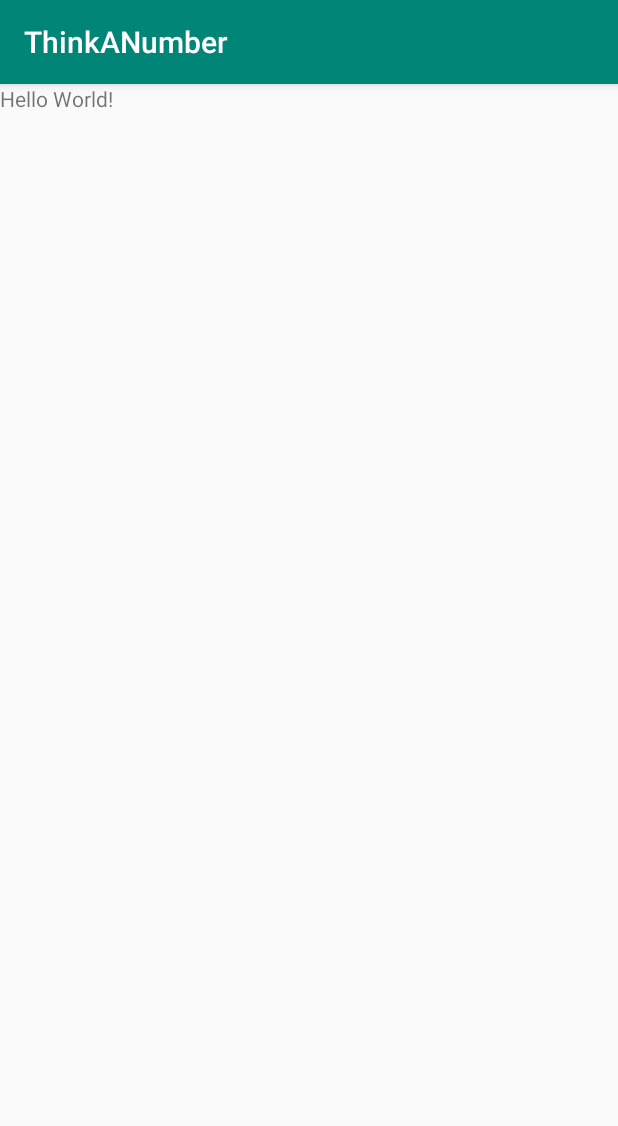
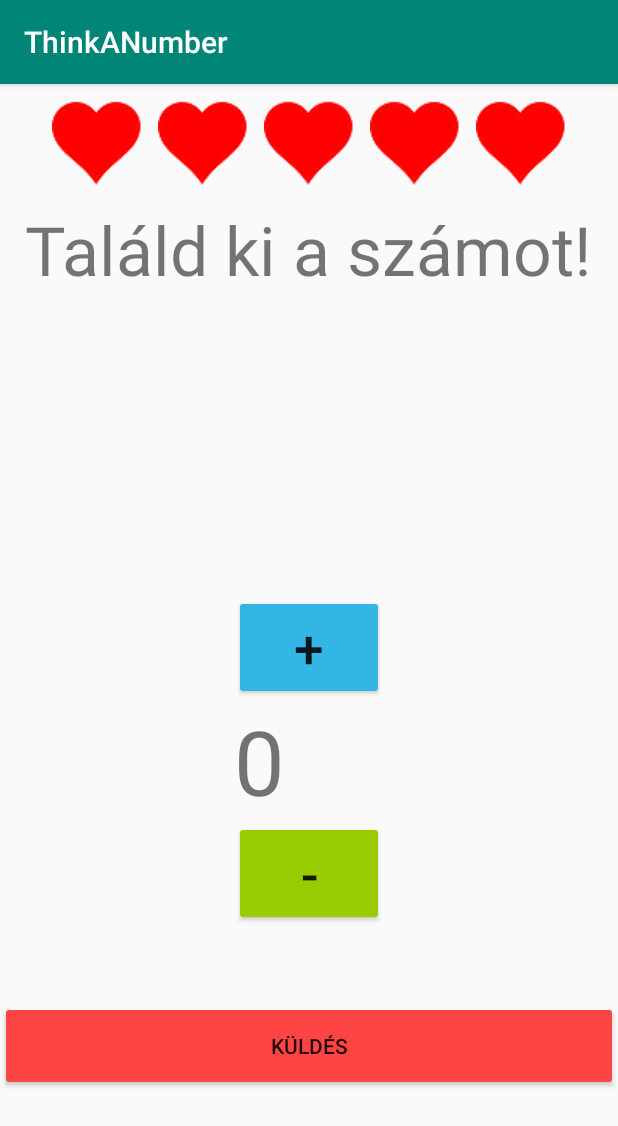
Before and after one commit to itzMetaa/10-24-ThinkANumber, an Android app: the screen it shows after launch (MainActivity), on a phone screen of 412 x 824 dp. Shown: the top 1126 px of the screen. Run offline under Robolectric (Android 15) with nearby library versions, the phone set to English and light mode, and no system bars.

Commit message:
Graphics Overhaul Update

```diff
--- a/app/src/main/res/layout/activity_main.xml
+++ b/app/src/main/res/layout/activity_main.xml
@@ -6,13 +6,113 @@
     android:layout_height="match_parent"
     tools:context=".MainActivity">
 
+    <LinearLayout
+        android:layout_width="wrap_content"
+        android:layout_height="wrap_content"
+        android:id="@+id/linLay1"
+        android:layout_centerHorizontal="true"
+        android:layout_marginTop="10dp"
+        >
+        <ImageView
+            android:layout_width="wrap_content"
+            android:layout_height="wrap_content"
+            android:background="@drawable/heart2"
+            android:id="@+id/heart1"
+            android:layout_marginLeft="5dp"
+            android:layout_marginRight="5dp"
+            />
+        <ImageView
+            android:layout_width="wrap_content"
+            android:layout_height="wrap_content"
+            android:background="@drawable/heart2"
+            android:id="@+id/heart2"
+            android:layout_marginLeft="5dp"
+            android:layout_marginRight="5dp"
+            />
+        <ImageView
+            android:layout_width="wrap_content"
+            android:layout_height="wrap_content"
+            android:background="@drawable/heart2"
+            android:id="@+id/heart3"
+            android:layout_marginLeft="5dp"
+            android:layout_marginRight="5dp"
+            />
+        <ImageView
+            android:layout_width="wrap_content"
+            android:layout_height="wrap_content"
+            android:background="@drawable/heart2"
+            android:id="@+id/heart4"
+            android:layout_marginLeft="5dp"
+            android:layout_marginRight="5dp"
+            />
+        <ImageView
+            android:layout_width="wrap_content"
+            android:layout_height="wrap_content"
+            android:background="@drawable/heart2"
+            android:id="@+id/heart5"
+            android:layout_marginLeft="5dp"
+            android:layout_marginRight="5dp"
+            />
+    </LinearLayout>
+
     <TextView
         android:layout_width="wrap_content"
         android:layout_height="wrap_content"
-        android:text="Hello World!"
-        app:layout_constraintBottom_toBottomOf="parent"
-        app:layout_constraintLeft_toLeftOf="parent"
-        app:layout_constraintRight_toRightOf="parent"
-        app:layout_constraintTop_toTopOf="parent" />
+        android:id="@+id/szoveg"
+        android:text="Találd ki a számot!"
+        android:textSize="45dp"
+        android:layout_below="@+id/linLay1"
+        android:layout_centerHorizontal="true"
+        android:layout_marginTop="10dp"
+        />
+
+    <LinearLayout
+        android:layout_width="wrap_content"
+        android:layout_height="wrap_content"
+        android:orientation="vertical"
+        android:layout_below="@+id/szoveg"
+        android:id="@+id/linLay2"
+        android:layout_centerHorizontal="true"
+        android:layout_marginTop="200dp"
+        >
+        <Button
+            android:layout_width="100dp"
+            android:layout_height="70dp"
+            android:textSize="35dp"
+            android:id="@+id/buttonPlus"
+            android:text="+"
+            android:backgroundTint="@android:color/holo_blue_light"
+            />
+        <TextView
+            android:layout_width="wrap_content"
+            android:layout_height="wrap_content"
+            android:text="0"
+            android:textSize="60dp"
+            />
+        <Button
+            android:layout_width="100dp"
+            android:layout_height="70dp"
+            android:textSize="35dp"
+            android:id="@+id/buttonMinus"
+            android:text="-"
+            android:backgroundTint="@android:color/holo_green_light"
+            />
+
+    </LinearLayout>
+
+    <Button
+        android:layout_width="match_parent"
+        android:layout_height="60dp"
+        android:layout_below="@+id/linLay2"
+        android:text="Küldés"
+        android:backgroundTint="@android:color/holo_red_light"
+        android:layout_centerHorizontal="true"
+        android:layout_marginTop="50dp"
+        />
+
+
+
+
+
 
 </RelativeLayout>
```
Also changed, not shown: app/src/main/res/drawable/heart1.png (added), app/src/main/res/drawable/heart2.png (added).
